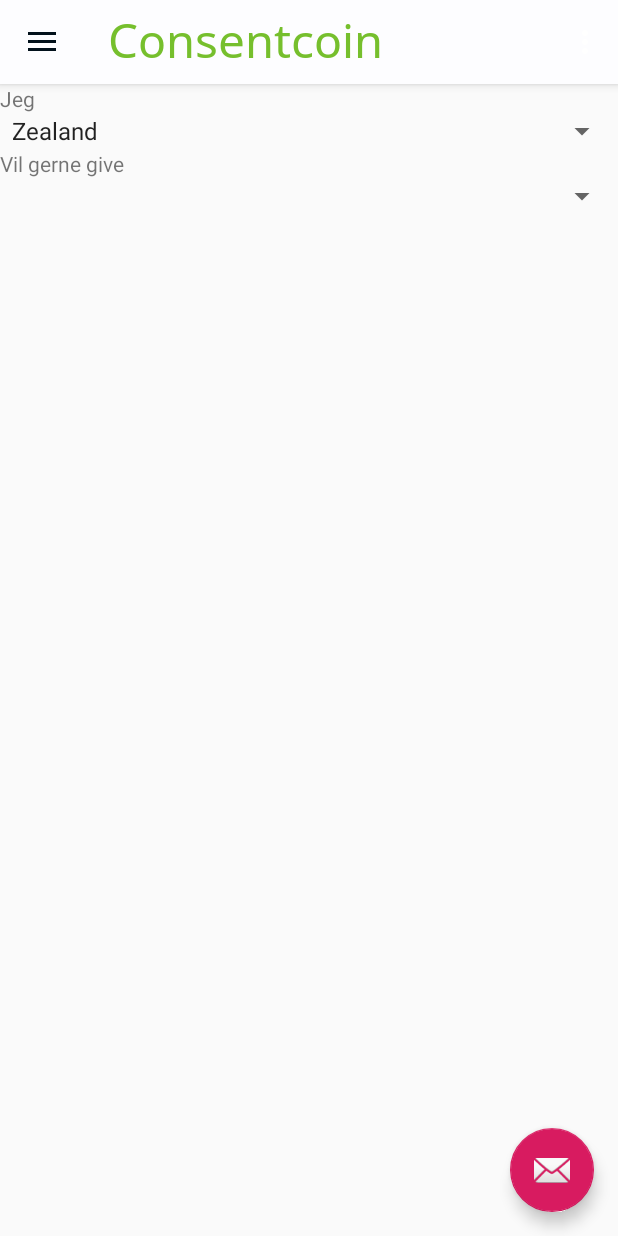
After one commit to pete8550/ConsentCoin, an Android app: the GivTilladelse screen opened directly, with no data from a screen before it, on a phone screen of 412 x 824 dp. The commit adds this screen. Run offline under Robolectric (Android 15) with nearby library versions, the phone set to English and light mode, and no system bars.

Commit message:
ActivityGivTilladelse

```diff
--- a/app/build.gradle
+++ b/app/build.gradle
@@ -23,6 +23,7 @@ dependencies {
     implementation 'com.android.support:appcompat-v7:28.0.0'
     implementation 'com.android.support:design:28.0.0'
     implementation 'com.android.support.constraint:constraint-layout:1.1.3'
+    implementation 'com.android.support:support-v4:28.0.0'
     testImplementation 'junit:junit:4.12'
     androidTestImplementation 'com.android.support.test:runner:1.0.2'
     androidTestImplementation 'com.android.support.test.espresso:espresso-core:3.0.2'
--- /dev/null
+++ b/app/src/main/java/dk/hrpclausen/consentcoin/GivTilladelse.java
@@ -0,0 +1,123 @@
+package dk.hrpclausen.consentcoin;
+
+import android.os.Bundle;
+import android.support.design.widget.FloatingActionButton;
+import android.support.design.widget.Snackbar;
+import android.view.View;
+import android.support.v4.view.GravityCompat;
+import android.support.v7.app.ActionBarDrawerToggle;
+import android.view.MenuItem;
+import android.support.design.widget.NavigationView;
+import android.support.v4.widget.DrawerLayout;
+
+import android.support.v7.app.AppCompatActivity;
+import android.support.v7.widget.Toolbar;
+import android.view.Menu;
+import android.widget.ArrayAdapter;
+import android.widget.Spinner;
+
+public class GivTilladelse extends AppCompatActivity
+        implements NavigationView.OnNavigationItemSelectedListener {
+
+    @Override
+    protected void onCreate(Bundle savedInstanceState) {
+        super.onCreate(savedInstanceState);
+        setContentView(R.layout.activity_giv_tilladelse);
+        Toolbar toolbar = findViewById(R.id.toolbar);
+        setSupportActionBar(toolbar);
+        FloatingActionButton fab = findViewById(R.id.fab);
+        fab.setOnClickListener(new View.OnClickListener() {
+            @Override
+            public void onClick(View view) {
+                Snackbar.make(view, "Replace with your own action", Snackbar.LENGTH_LONG)
+                        .setAction("Action", null).show();
+            }
+        });
+        DrawerLayout drawer = findViewById(R.id.drawer_layout);
+        NavigationView navigationView = findViewById(R.id.nav_view);
+        ActionBarDrawerToggle toggle = new ActionBarDrawerToggle(
+                this, drawer, toolbar, R.string.navigation_drawer_open, R.string.navigation_drawer_close);
+        drawer.addDrawerListener(toggle);
+        toggle.syncState();
+        navigationView.setNavigationItemSelectedListener(this);
+        toolbar.setTitleTextAppearance(this, R.style.TitleTextApperance);
+        getSupportActionBar().setTitle("Consentcoin");
+
+        Spinner spinner = (Spinner)
+                findViewById(R.id.brugernavn_spinner);
+// Create an ArrayAdapter using the string array and a default spinner layout
+        ArrayAdapter<CharSequence> adapter = ArrayAdapter.createFromResource(this,
+                R.array.brugernavn_array, android.R.layout.simple_spinner_item);
+// Specify the layout to use when the list of choices appears
+        adapter.setDropDownViewResource(android.R.layout.simple_spinner_dropdown_item);
+// Apply the adapter to the spinner
+        spinner.setAdapter(adapter);
+
+        Spinner spinner2 = (Spinner)
+                findViewById(R.id.virksomhed_spinner);
+// Create an ArrayAdapter using the string array and a default spinner layout
+        ArrayAdapter<CharSequence> adapter2 = ArrayAdapter.createFromResource(this,
+                R.array.virksomhed_array, android.R.layout.simple_spinner_item);
+// Specify the layout to use when the list of choices appears
+        adapter2.setDropDownViewResource(android.R.layout.simple_spinner_dropdown_item);
+// Apply the adapter to the spinner
+        spinner.setAdapter(adapter2);
+    }
+
+    @Override
+    public void onBackPressed() {
+        DrawerLayout drawer = findViewById(R.id.drawer_layout);
+        if (drawer.isDrawerOpen(GravityCompat.START)) {
+            drawer.closeDrawer(GravityCompat.START);
+        } else {
+            super.onBackPressed();
+        }
+    }
+
+    @Override
+    public boolean onCreateOptionsMenu(Menu menu) {
+        // Inflate the menu; this adds items to the action bar if it is present.
+        getMenuInflater().inflate(R.menu.giv_tilladelse, menu);
+        return true;
+    }
+
+    @Override
+    public boolean onOptionsItemSelected(MenuItem item) {
+        // Handle action bar item clicks here. The action bar will
+        // automatically handle clicks on the Home/Up button, so long
+        // as you specify a parent activity in AndroidManifest.xml.
+        int id = item.getItemId();
+
+        //noinspection SimplifiableIfStatement
+        if (id == R.id.action_settings) {
+            return true;
+        }
+
+        return super.onOptionsItemSelected(item);
+    }
+
+    @SuppressWarnings("StatementWithEmptyBody")
+    @Override
+    public boolean onNavigationItemSelected(MenuItem item) {
+        // Handle navigation view item clicks here.
+        int id = item.getItemId();
+
+        if (id == R.id.nav_home) {
+            // Handle the camera action
+        } else if (id == R.id.nav_gallery) {
+
+        } else if (id == R.id.nav_slideshow) {
+
+        } else if (id == R.id.nav_tools) {
+
+        } else if (id == R.id.nav_share) {
+
+        } else if (id == R.id.nav_send) {
+
+        }
+
+        DrawerLayout drawer = findViewById(R.id.drawer_layout);
+        drawer.closeDrawer(GravityCompat.START);
+        return true;
+    }
+}
--- /dev/null
+++ b/app/src/main/res/layout/activity_giv_tilladelse.xml
@@ -0,0 +1,25 @@
+<?xml version="1.0" encoding="utf-8"?>
+<android.support.v4.widget.DrawerLayout xmlns:android="http://schemas.android.com/apk/res/android"
+    xmlns:app="http://schemas.android.com/apk/res-auto"
+    xmlns:tools="http://schemas.android.com/tools"
+    android:id="@+id/drawer_layout"
+    android:layout_width="match_parent"
+    android:layout_height="match_parent"
+    android:fitsSystemWindows="true"
+    tools:openDrawer="start">
+
+    <include
+        layout="@layout/app_bar_giv_tilladelse"
+        android:layout_width="match_parent"
+        android:layout_height="match_parent" />
+
+    <android.support.design.widget.NavigationView
+        android:id="@+id/nav_view"
+        android:layout_width="wrap_content"
+        android:layout_height="match_parent"
+        android:layout_gravity="start"
+        android:fitsSystemWindows="true"
+        app:headerLayout="@layout/nav_header_giv_tilladelse"
+        app:menu="@menu/activity_giv_tilladelse_drawer" />
+
+</android.support.v4.widget.DrawerLayout>
--- /dev/null
+++ b/app/src/main/res/layout/app_bar_giv_tilladelse.xml
@@ -0,0 +1,33 @@
+<?xml version="1.0" encoding="utf-8"?>
+<android.support.design.widget.CoordinatorLayout xmlns:android="http://schemas.android.com/apk/res/android"
+    xmlns:app="http://schemas.android.com/apk/res-auto"
+    xmlns:tools="http://schemas.android.com/tools"
+    android:layout_width="match_parent"
+    android:layout_height="match_parent"
+    tools:context=".GivTilladelse">
+
+    <android.support.design.widget.AppBarLayout
+        android:layout_width="match_parent"
+        android:layout_height="wrap_content"
+        android:theme="@style/AppTheme.AppBarOverlay">
+
+        <android.support.v7.widget.Toolbar
+            android:id="@+id/toolbar"
+            android:layout_width="match_parent"
+            android:layout_height="?attr/actionBarSize"
+            android:background="?attr/colorPrimary"
+            app:popupTheme="@style/AppTheme.PopupOverlay" />
+
+    </android.support.design.widget.AppBarLayout>
+
+    <include layout="@layout/content_giv_tilladelse" />
+
+    <android.support.design.widget.FloatingActionButton
+        android:id="@+id/fab"
+        android:layout_width="wrap_content"
+        android:layout_height="wrap_content"
+        android:layout_gravity="bottom|end"
+        android:layout_margin="@dimen/fab_margin"
+        app:srcCompat="@android:drawable/ic_dialog_email" />
+
+</android.support.design.widget.CoordinatorLayout>
--- /dev/null
+++ b/app/src/main/res/layout/content_giv_tilladelse.xml
@@ -0,0 +1,35 @@
+<?xml version="1.0" encoding="utf-8"?>
+<LinearLayout xmlns:android="http://schemas.android.com/apk/res/android"
+    xmlns:app="http://schemas.android.com/apk/res-auto"
+    xmlns:tools="http://schemas.android.com/tools"
+    android:layout_width="match_parent"
+    android:layout_height="match_parent"
+    app:layout_behavior="@string/appbar_scrolling_view_behavior"
+    tools:context=".GivTilladelse"
+    tools:showIn="@layout/app_bar_giv_tilladelse"
+    android:orientation="vertical">
+
+
+    <TextView
+        android:layout_width="wrap_content"
+        android:layout_height="wrap_content"
+        android:text="Jeg"/>
+
+    <Spinner
+        android:id="@+id/brugernavn_spinner"
+        android:layout_width="fill_parent"
+        android:layout_height="wrap_content" />
+
+    <TextView
+        android:layout_width="wrap_content"
+        android:layout_height="wrap_content"
+        android:text="Vil gerne give"/>
+
+    <Spinner
+        android:id="@+id/virksomhed_spinner"
+        android:layout_width="fill_parent"
+        android:layout_height="wrap_content" />
+
+
+
+</LinearLayout>
--- /dev/null
+++ b/app/src/main/res/menu/activity_giv_tilladelse_drawer.xml
@@ -0,0 +1,38 @@
+<?xml version="1.0" encoding="utf-8"?>
+<menu xmlns:android="http://schemas.android.com/apk/res/android"
+    xmlns:tools="http://schemas.android.com/tools"
+    tools:showIn="navigation_view">
+
+    <group android:checkableBehavior="single">
+        <item
+            android:id="@+id/nav_home"
+            android:icon="@drawable/ic_menu_camera"
+            android:title="@string/menu_home" />
+        <item
+            android:id="@+id/nav_gallery"
+            android:icon="@drawable/ic_menu_gallery"
+            android:title="@string/menu_gallery" />
+        <item
+            android:id="@+id/nav_slideshow"
+            android:icon="@drawable/ic_menu_slideshow"
+            android:title="@string/menu_slideshow" />
+        <item
+            android:id="@+id/nav_tools"
+            android:icon="@drawable/ic_menu_manage"
+            android:title="@string/menu_tools" />
+    </group>
+
+    <item android:title="Communicate">
+        <menu>
+            <item
+                android:id="@+id/nav_share"
+                android:icon="@drawable/ic_menu_share"
+                android:title="@string/menu_share" />
+            <item
+                android:id="@+id/nav_send"
+                android:icon="@drawable/ic_menu_send"
+                android:title="@string/menu_send" />
+        </menu>
+    </item>
+
+</menu>
--- /dev/null
+++ b/app/src/main/res/menu/giv_tilladelse.xml
@@ -0,0 +1,9 @@
+<?xml version="1.0" encoding="utf-8"?>
+<menu xmlns:android="http://schemas.android.com/apk/res/android"
+    xmlns:app="http://schemas.android.com/apk/res-auto">
+    <item
+        android:id="@+id/action_settings"
+        android:orderInCategory="100"
+        android:title="@string/action_settings"
+        app:showAsAction="never" />
+</menu>
--- /dev/null
+++ b/app/src/main/res/values/brugernavn_array.xml
@@ -0,0 +1,16 @@
+<?xml version="1.0" encoding="utf-8"?>
+<resources>
+    <string-array name="brugernavn_array">
+        <item>Andras</item>
+        <item>Emil</item>
+        <item>Mads</item>
+        <item>Martin</item>
+        <item>Peter</item>
+    </string-array>
+
+
+    <string-array name="virksomhed_array">
+        <item>Zealand</item>
+        <item>Stege roklub</item>
+    </string-array>
+</resources>
--- a/app/src/main/res/values/strings.xml
+++ b/app/src/main/res/values/strings.xml
@@ -13,4 +13,7 @@
     <string name="menu_tools">Tools</string>
     <string name="menu_share">Share</string>
     <string name="menu_send">Send</string>
+    <string name="title_activity_giv_tilladelse">GivTilladelse</string>
+
+
 </resources>
```
Also changed, not shown: app/src/main/AndroidManifest.xml (+9 -0 lines), app/src/main/res/layout/nav_header_giv_tilladelse.xml (added, +36 -0 lines).
